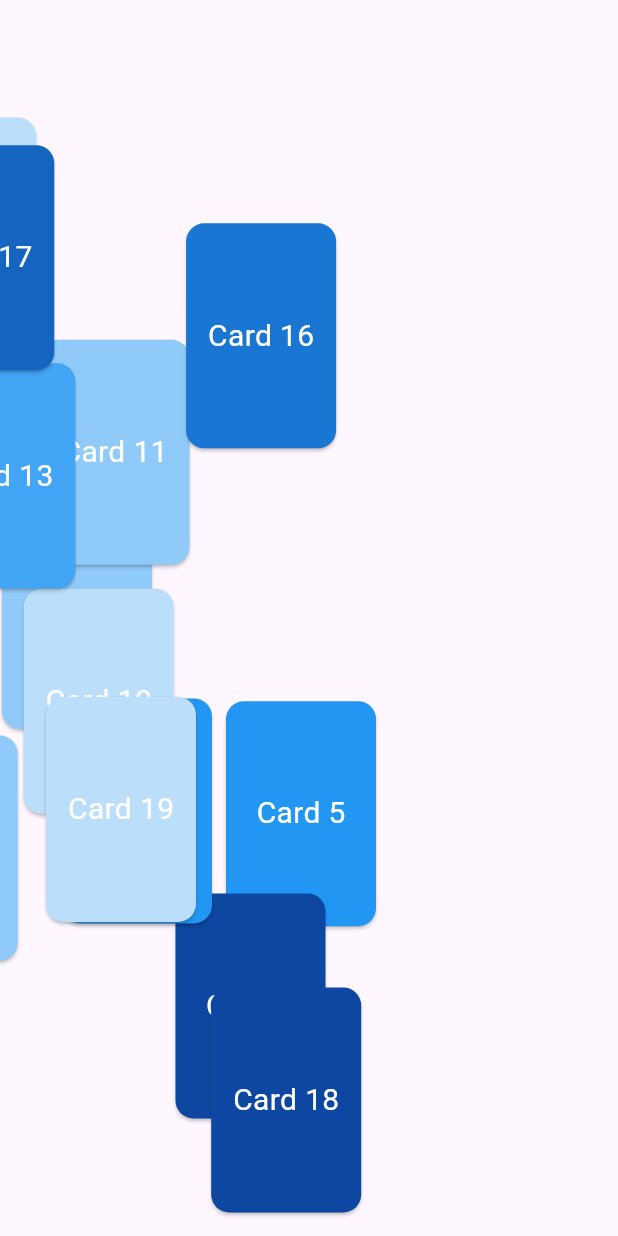
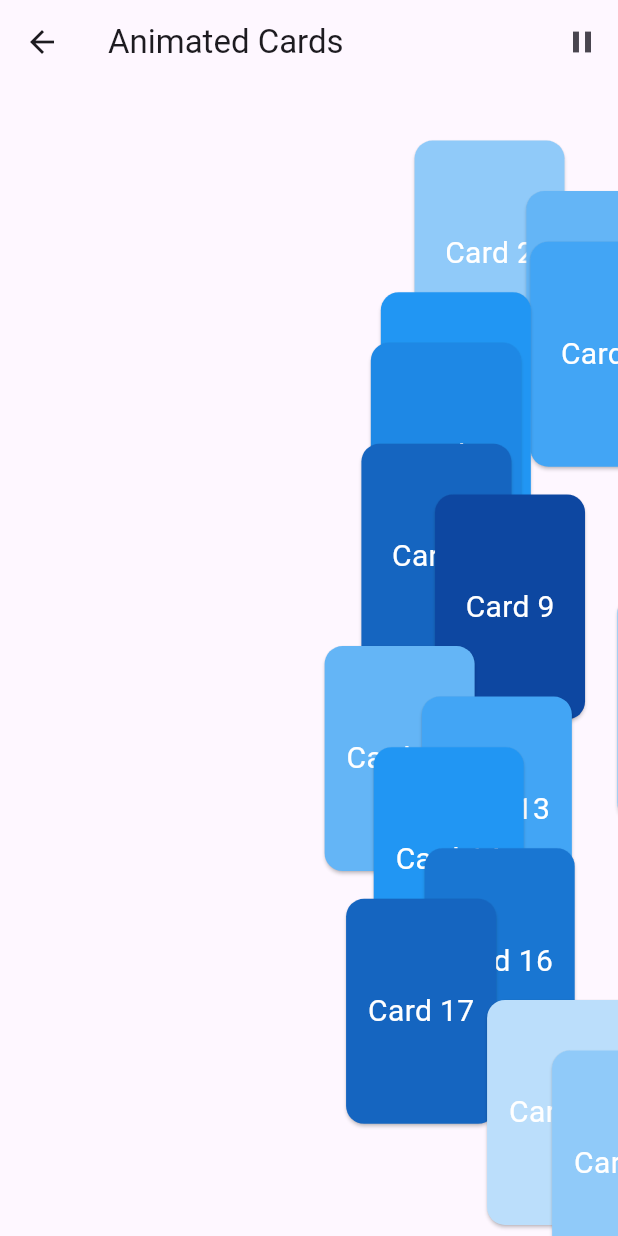
Before and after one commit to AaronLiu666666/hamester, a Flutter app: the CardFlyingPage screen opened directly, on a phone screen of 412 x 824 dp. Run offline on Flutter 3.47's test engine with Material 3 defaults, Android fonts, the phone set to English and light mode, and no system bars; our stand-ins replace chewie, file_picker, floor, flutter_dotenv, get, image_picker and 5 more; missing offline and left inert: ffmpeg_kit_flutter, video_compress, video_thumbnail; accounts and stored records are empty; generated files the repository leaves out were written again.

Commit message:
2024-05-23 卡片demo2

```diff
--- a/lib/widget/custom_widget/card_flying_widget.dart
+++ b/lib/widget/custom_widget/card_flying_widget.dart
@@ -6,13 +6,24 @@ class CardFlyingController extends GetxController with GetSingleTickerProviderSt
   late AnimationController animationController;
   late Animation<Offset> animation;
   final Random random = Random();
+  bool isAnimating = true;
+
+  void toggleAnimation() {
+    if (isAnimating) {
+      animationController.stop();
+    } else {
+      animationController.repeat(reverse: false);
+    }
+    isAnimating = !isAnimating;
+    update(); // 更新状态
+  }
 
   @override
   void onInit() {
     super.onInit();
     animationController = AnimationController(
       vsync: this,
-      duration: const Duration(seconds: 5),
+      duration: const Duration(seconds: 20), // 调整滚动速度，增加动画持续时间
     );
 
     animation = Tween<Offset>(
@@ -29,8 +40,8 @@ class CardFlyingController extends GetxController with GetSingleTickerProviderSt
     super.onClose();
   }
 
-  double getRandomYOffset(double maxHeight) {
-    return random.nextDouble() * maxHeight;
+  double getRandomYOffset(double maxHeight, int index, int totalCards) {
+    return (index / totalCards) * maxHeight;
   }
 
   double getRandomXOffset(double maxWidth) {
@@ -46,18 +57,31 @@ class CardFlyingPage extends StatelessWidget {
     final double maxWidth = MediaQuery.of(context).size.width - 100; // 100 is the card width to ensure cards stay in view
 
     return Scaffold(
+      appBar: AppBar(
+        title: Text('Animated Cards'),
+        actions: [
+          IconButton(
+            icon: Icon(Icons.pause),
+            onPressed: () {
+              cardController.toggleAnimation();
+            },
+          ),
+        ],
+      ),
       body: GetBuilder<CardFlyingController>(
         builder: (controller) {
           return Stack(
             children: List.generate(20, (index) {
-              double yOffset = controller.getRandomYOffset(maxHeight);
+              double yOffset = controller.getRandomYOffset(maxHeight, index, 20);
               double xOffset = controller.getRandomXOffset(maxWidth);
 
               return AnimatedBuilder(
                 animation: controller.animationController,
                 builder: (context, child) {
                   return Transform.translate(
-                    offset: Offset(controller.animation.value.dx * MediaQuery.of(context).size.width - xOffset, yOffset),
+                    offset: Offset(controller.animation.value.dx * MediaQuery.of(context).size.width, yOffset),
+                    child: Transform.translate(
+                      offset: Offset(-xOffset, 0), // 确保卡片从右侧消失后从左侧重新出现
                       child: Card(
                         color: Colors.blue[(index % 9 + 1) * 100],
                         child: SizedBox(
@@ -69,6 +93,7 @@ class CardFlyingPage extends StatelessWidget {
                               style: TextStyle(
                                 color: Colors.white,
                                 fontSize: 20,
+                              ),
                             ),
                           ),
                         ),
```
Lines whose indentation alone changed are shown as unchanged.
